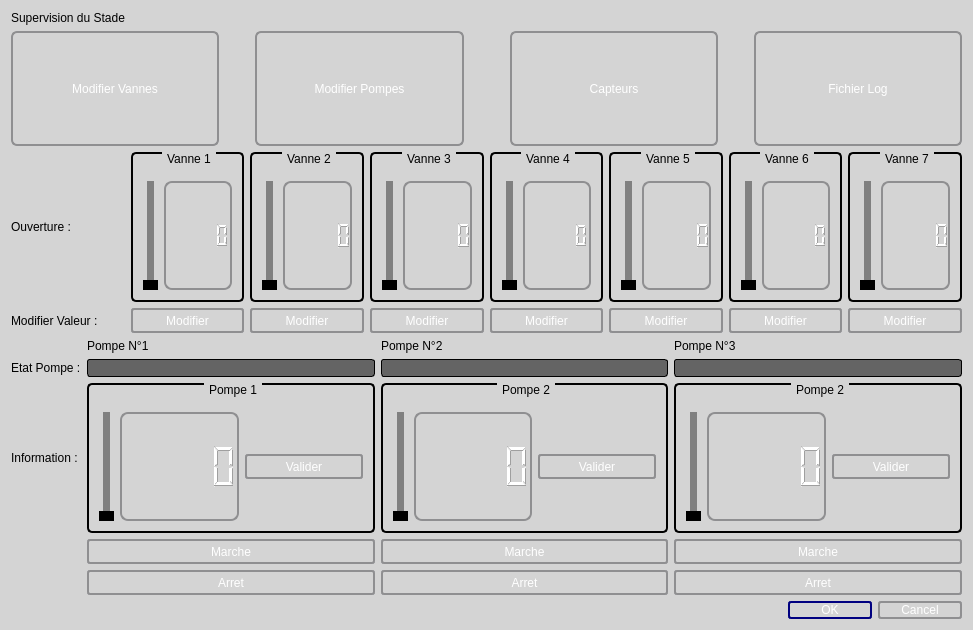
Qt form supervision.ui (CalmettesT/Projet-BTS) before a commit.
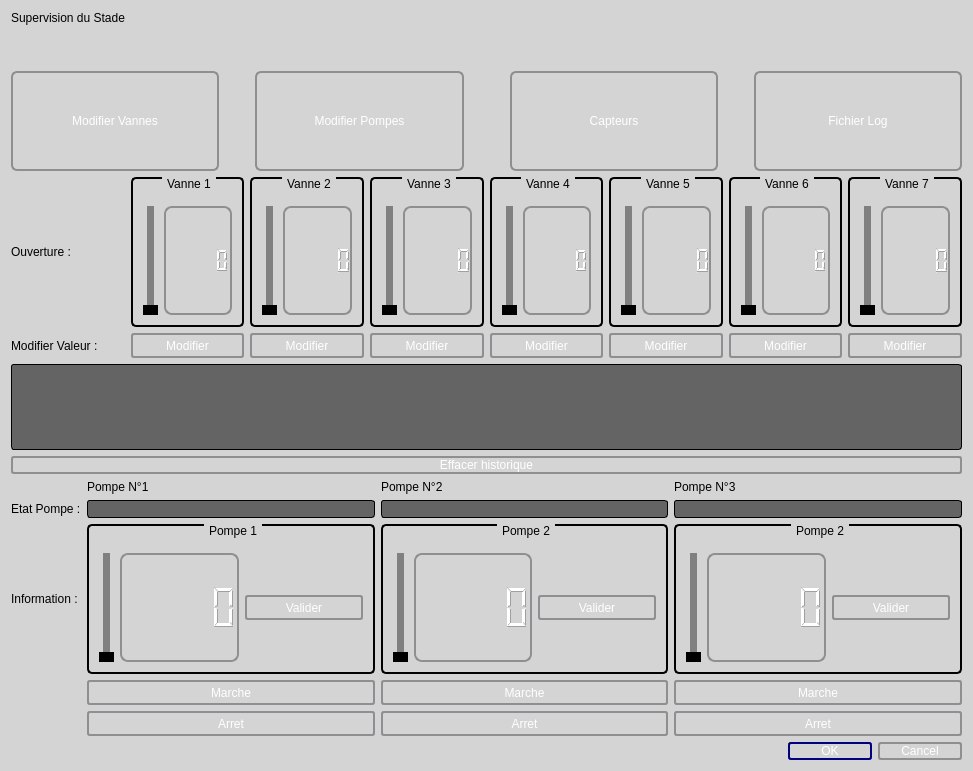
The same form after that commit.

```diff
--- a/supervision.ui
+++ b/supervision.ui
@@ -7,7 +7,7 @@
     <x>0</x>
     <y>0</y>
     <width>973</width>
-    <height>630</height>
+    <height>771</height>
    </rect>
   </property>
   <property name="windowTitle">
@@ -18,7 +18,7 @@
   </property>
   <layout class="QVBoxLayout" name="verticalLayout_2">
    <item>
-    <layout class="QVBoxLayout" name="verticalLayout" stretch="0,1,0,2,0">
+    <layout class="QVBoxLayout" name="verticalLayout" stretch="0,0,1,0,0,0,2,0">
      <item>
       <widget class="QLabel" name="Titre">
        <property name="maximumSize">
@@ -36,6 +36,22 @@
        </property>
       </widget>
      </item>
+     <item>
+      <spacer name="verticalSpacer">
+       <property name="orientation">
+        <enum>Qt::Vertical</enum>
+       </property>
+       <property name="sizeType">
+        <enum>QSizePolicy::Fixed</enum>
+       </property>
+       <property name="sizeHint" stdset="0">
+        <size>
+         <width>20</width>
+         <height>40</height>
+        </size>
+       </property>
+      </spacer>
+     </item>
      <item>
       <layout class="QHBoxLayout" name="horizontalLayout" stretch="2,0,2,0,2,0,2">
        <item>
@@ -1333,6 +1349,50 @@
        </item>
       </layout>
      </item>
+     <item>
+      <widget class="QPlainTextEdit" name="textEditLog">
+       <property name="styleSheet">
+        <string notr="true">QPlainTextEdit
+{
+     border: 1px solid black;
+     border-radius: 3px;
+	background-color: rgb(100,100, 100);
+     selection-background-color: black;
+ }</string>
+       </property>
+      </widget>
+     </item>
+     <item>
+      <widget class="QPushButton" name="pushButton">
+       <property name="styleSheet">
+        <string notr="true">QPushButton {
+	font: 75 10pt &quot;Arial&quot;;
+	color: rgb(255, 255, 255);
+         border: 2px solid #8f8f91;
+         border-radius: 3px;
+         background-color: qlineargradient(x1: 0, y1: 0, x2: 0, y2: 1,
+                                           stop: 0 #181716, stop: 1 #3D3C3A);
+         min-width: 80px;
+     }
+
+     QPushButton:pressed {
+         background-color: qlineargradient(x1: 0, y1: 0, x2: 0, y2: 1,
+                                           stop: 0 #3D3C3A, stop: 1 #181716);
+     }
+
+     QPushButton:flat {
+         border: none; /* no border for a flat push button */
+     }
+
+     QPushButton:default {
+         border-color: navy; /* make the default button prominent */
+     }</string>
+       </property>
+       <property name="text">
+        <string>Effacer historique</string>
+       </property>
+      </widget>
+     </item>
      <item>
       <layout class="QGridLayout" name="gridModifPompes" rowstretch="0,0,0,0,0">
        <item row="3" column="1">
```
Left out of the diff: 606 changed lines with no effect on the pictures.
